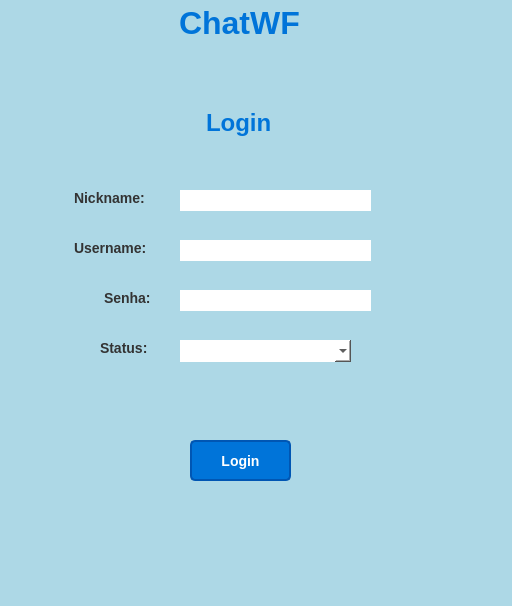
Above: src/interfaces/ModeloAutenticacao.ui from fornari03/ChatWF before the change. Below: the same form after it.
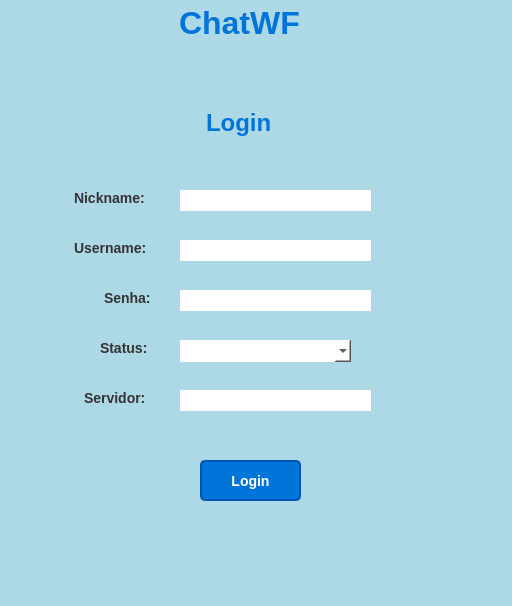
That is the form after the change.

Patch:
```diff
--- a/src/interfaces/ModeloAutenticacao.ui
+++ b/src/interfaces/ModeloAutenticacao.ui
@@ -100,8 +100,8 @@
    <widget class="QPushButton" name="pushButtonLogin">
     <property name="geometry">
      <rect>
-      <x>190</x>
-      <y>440</y>
+      <x>200</x>
+      <y>460</y>
       <width>101</width>
       <height>41</height>
      </rect>
@@ -205,6 +205,37 @@
      <string>ChatWF</string>
     </property>
    </widget>
+   <widget class="QLabel" name="labelServidor">
+    <property name="geometry">
+     <rect>
+      <x>80</x>
+      <y>390</y>
+      <width>71</width>
+      <height>20</height>
+     </rect>
+    </property>
+    <property name="styleSheet">
+     <string notr="true">color: #333; font-size: 14px; font-weight: bold; margin-bottom: 5px;</string>
+    </property>
+    <property name="text">
+     <string>Servidor:</string>
+    </property>
+   </widget>
+   <widget class="QLineEdit" name="lineEditServidor">
+    <property name="geometry">
+     <rect>
+      <x>180</x>
+      <y>390</y>
+      <width>191</width>
+      <height>21</height>
+     </rect>
+    </property>
+    <property name="styleSheet">
+     <string notr="true">background-color: #ffffff;
+border: 1px soolid #ccc;
+padding: 5px;</string>
+    </property>
+   </widget>
   </widget>
   <widget class="QMenuBar" name="menubar">
    <property name="geometry">
```
